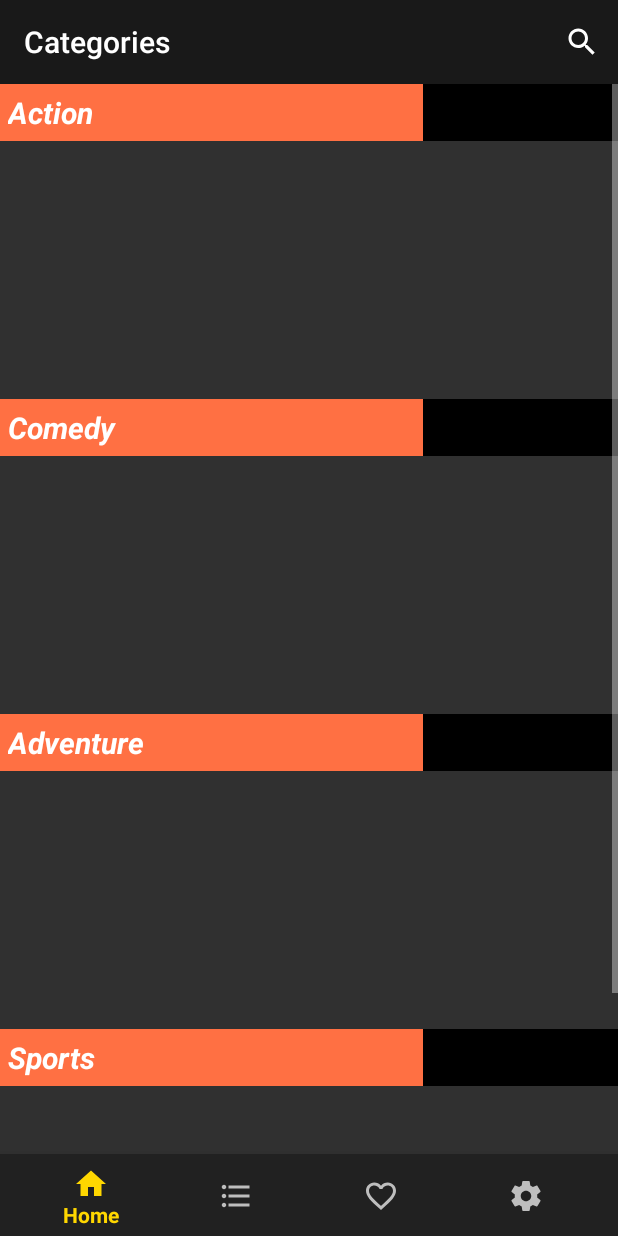
After one commit to sun100899/BTLAndroidNhom7, an Android app: the fragment CategoriesFragment placed in its activity, on a phone screen of 412 x 824 dp. The commit adds this screen. Run offline under Robolectric (Android 15) with nearby library versions, the phone set to English and light mode, and no system bars; our stand-ins replace Firebase (no records; nobody signed in at launch, a user with empty details on screens opened directly); libraries missing offline, so code that uses them is left out: ss.com.bannerslider; pictures from the network do not load; 4 statements that could not run were skipped.

Commit message:
'categories'

```diff
--- a/app/build.gradle
+++ b/app/build.gradle
@@ -37,6 +37,7 @@ dependencies {
     implementation 'com.google.android.material:material:1.3.0'
     implementation 'androidx.constraintlayout:constraintlayout:2.0.4'
     implementation 'androidx.coordinatorlayout:coordinatorlayout:1.1.0'
+    implementation 'androidx.recyclerview:recyclerview:1.1.0'
     testImplementation 'junit:junit:4.+'
     androidTestImplementation 'androidx.test.ext:junit:1.1.2'
     androidTestImplementation 'androidx.test.espresso:espresso-core:3.3.0'
@@ -61,5 +62,5 @@ dependencies {
     implementation 'com.google.firebase:firebase-database:16.0.6'
     implementation 'com.google.firebase:firebase-messaging:17.4.0'
     implementation 'com.google.firebase:firebase-storage:16.1.0'
-
+    implementation 'com.miguelcatalan:materialsearchview:1.4.0'
 }
--- a/app/src/main/AndroidManifest.xml
+++ b/app/src/main/AndroidManifest.xml
@@ -16,6 +16,7 @@
         <activity android:name=".View.RegisterActivity" />
         <activity android:name=".View.ChaptersActivity" />
         <activity android:name=".View.ViewComicActivity" />
+        <activity android:name=".View.SearchActivity" />
         <activity android:name=".MainActivity">
             <intent-filter>
                 <action android:name="android.intent.action.MAIN" />
--- a/app/src/main/java/com/example/btlandroidnhom7/MainActivity.java
+++ b/app/src/main/java/com/example/btlandroidnhom7/MainActivity.java
@@ -16,6 +16,7 @@ import android.widget.FrameLayout;
 import android.widget.LinearLayout;
 
 import com.example.btlandroidnhom7.View.StartActivity;
+import com.example.btlandroidnhom7.fragment.CategoriesFragment;
 import com.example.btlandroidnhom7.fragment.HomeFragment;
 import com.example.btlandroidnhom7.fragment.SettingsFragment;
 import com.example.btlandroidnhom7.receiver.NetworkChangeReceiver;
@@ -50,6 +51,9 @@ public class MainActivity extends AppCompatActivity {
                 switch (menuItem.getItemId()) {
                     case R.id.nav_home:
                         setFragment(HomeFragment.newInstance());
+                        return true;
+                    case R.id.nav_categories:
+                        setFragment(CategoriesFragment.newInstance());
                         return true;
                     case R.id.nav_settings:
                         setFragment(SettingsFragment.newInstance());
--- /dev/null
+++ b/app/src/main/java/com/example/btlandroidnhom7/fragment/CategoriesFragment.java
@@ -0,0 +1,172 @@
+package com.example.btlandroidnhom7.fragment;
+
+import android.content.Intent;
+import android.os.Bundle;
+import androidx.annotation.NonNull;
+import androidx.annotation.Nullable;
+import androidx.fragment.app.Fragment;
+import androidx.appcompat.app.AppCompatActivity;
+import androidx.recyclerview.widget.LinearLayoutManager;
+import androidx.recyclerview.widget.RecyclerView;
+import androidx.appcompat.widget.Toolbar;
+import android.util.Log;
+import android.view.LayoutInflater;
+import android.view.Menu;
+import android.view.MenuInflater;
+import android.view.MenuItem;
+import android.view.View;
+import android.view.ViewGroup;
+import android.widget.ScrollView;
+import android.widget.Toast;
+
+import com.example.btlandroidnhom7.R;
+import com.example.btlandroidnhom7.SupportClass;
+import com.example.btlandroidnhom7.adapter.MyComicAdapter;
+import com.example.btlandroidnhom7.dialog.ProgressLoading;
+import com.example.btlandroidnhom7.model.Comic;
+import com.example.btlandroidnhom7.View.SearchActivity;
+import com.google.firebase.database.DataSnapshot;
+import com.google.firebase.database.DatabaseError;
+import com.google.firebase.database.DatabaseReference;
+import com.google.firebase.database.FirebaseDatabase;
+import com.google.firebase.database.ValueEventListener;
+
+import java.util.ArrayList;
+
+
+public class CategoriesFragment extends Fragment {
+    private MyComicAdapter comedyAdapter, adventureAdapter, actionAdapter, sportsAdapter;
+    private RecyclerView recycler_action, recycler_adventure, recycler_comedy, recycler_sports;
+    private Toolbar toolbar_categories;
+    private DatabaseReference mComic;
+    public ScrollView scrollView;
+    public static CategoriesFragment newInstance() {
+        CategoriesFragment categoriesFragment = new CategoriesFragment();
+        return categoriesFragment;
+    }
+
+
+
+
+    @Nullable
+    @Override
+    public View onCreateView(@NonNull LayoutInflater inflater, @Nullable ViewGroup container, @Nullable Bundle savedInstanceState) {
+        View view = inflater.inflate(R.layout.categories_fragment, container, false);
+        initView(view);
+        getActivity().invalidateOptionsMenu();
+        setHasOptionsMenu(true);
+        if(SupportClass.isOnline) {
+            ProgressLoading.show(getContext());
+        }
+        fetchComicData();
+        return view;
+    }
+
+
+
+    private void setAdapter() {
+        comedyAdapter = new MyComicAdapter(getContext(), SupportClass.comedyList);
+        recycler_comedy.setAdapter(comedyAdapter);
+        adventureAdapter = new MyComicAdapter(getContext(), SupportClass.adventureList);
+        recycler_adventure.setAdapter(adventureAdapter);
+        sportsAdapter = new MyComicAdapter(getContext(), SupportClass.sportsList);
+        recycler_sports.setAdapter(sportsAdapter);
+        actionAdapter = new MyComicAdapter(getContext(), SupportClass.actionList);
+        recycler_action.setAdapter(actionAdapter);
+    }
+
+    private void setLayoutManager() {
+        recycler_comedy.setHasFixedSize(true);
+        recycler_adventure.setHasFixedSize(true);
+        recycler_sports.setHasFixedSize(true);
+        recycler_action.setHasFixedSize(true);
+        RecyclerView.LayoutManager lmComedy = new LinearLayoutManager(getContext(), LinearLayoutManager.HORIZONTAL, false);
+        RecyclerView.LayoutManager lmAdventure = new LinearLayoutManager(getContext(), LinearLayoutManager.HORIZONTAL, false);
+        RecyclerView.LayoutManager lmSports = new LinearLayoutManager(getContext(), LinearLayoutManager.HORIZONTAL, false);
+        RecyclerView.LayoutManager lmAction = new LinearLayoutManager(getContext(), LinearLayoutManager.HORIZONTAL, false);
+        recycler_comedy.setLayoutManager(lmComedy);
+        recycler_adventure.setLayoutManager(lmAdventure);
+        recycler_sports.setLayoutManager(lmSports);
+        recycler_action.setLayoutManager(lmAction);
+    }
+
+    private void fetchComicData() {
+        mComic = FirebaseDatabase.getInstance().getReference().child("Comic");
+
+        mComic.addListenerForSingleValueEvent(new ValueEventListener() {
+            @Override
+            public void onDataChange(@NonNull DataSnapshot dataSnapshot) {
+
+                for(DataSnapshot data: dataSnapshot.getChildren()) {
+                    Comic comic = data.getValue(Comic.class);
+                    for(String category: comic.getCategories()) {
+                        if(category.equals("Comedy")) {
+                            if(!isExist(comic, SupportClass.comedyList)) SupportClass.comedyList.add(comic);
+                        }
+                        if(category.equals("Adventure")) {
+                            if(!isExist(comic, SupportClass.adventureList)) SupportClass.adventureList.add(comic);
+                        }
+                        if(category.equals("Action")) {
+                            if(!isExist(comic, SupportClass.actionList)) SupportClass.actionList.add(comic);
+                        }
+                        if(category.equals("Sports")) {
+                            if(!isExist(comic, SupportClass.sportsList)) SupportClass.sportsList.add(comic);
+                        }
+                    }
+                }
+                setLayoutManager();
+                try {
+                    setAdapter();
+                } catch (Exception e) {
+                    Log.i("EXCEPTION", e.getMessage());
+                }
+                ProgressLoading.dismiss();
+            }
+
+            @Override
+            public void onCancelled(@NonNull DatabaseError databaseError) {
+                Toast.makeText(getContext(), ""+ databaseError.getMessage(), Toast.LENGTH_LONG).show();
+            }
+        });
+    }
+
+    private boolean isExist(Comic comic, ArrayList<Comic> listComic) {
+        for(Comic cm: listComic) {
+            if(cm.getImage().equals(comic.getImage())) {
+                return true;
+            }
+        }
+        return false;
+    }
+
+
+    private void initView(View view) {
+        recycler_action = view.findViewById(R.id.recycler_action_categories);
+        recycler_adventure = view.findViewById(R.id.recycler_adventure_categories);
+        recycler_comedy = view.findViewById(R.id.recycler_comedy_categories);
+        recycler_sports = view.findViewById(R.id.recycler_sports_categories);
+        toolbar_categories = view.findViewById(R.id.toolbar_categories);
+        ((AppCompatActivity)getActivity()).setSupportActionBar(toolbar_categories);
+
+        scrollView = view.findViewById(R.id.scroll_view);
+    }
+
+
+    @Override
+    public void onCreateOptionsMenu(Menu menu, MenuInflater inflater) {
+        super.onCreateOptionsMenu(menu, inflater);
+        inflater.inflate(R.menu.search_item, menu);
+    }
+
+    @Override
+    public boolean onOptionsItemSelected(MenuItem item) {
+        switch (item.getItemId()) {
+            case R.id.search_home:
+                Intent intent = new Intent(getContext(), SearchActivity.class);
+                startActivity(intent);
+                return true;
+            default:
+                return super.onOptionsItemSelected(item);
+        }
+    }
+}
--- /dev/null
+++ b/app/src/main/res/drawable-v24/horizontal_line.xml
@@ -0,0 +1,15 @@
+<?xml version="1.0" encoding="utf-8"?>
+<layer-list xmlns:android="http://schemas.android.com/apk/res/android">
+
+    <item android:left="20dip">
+        <shape android:shape="rectangle">
+            <solid android:color="#000000"/>
+        </shape>
+    </item>
+
+    <item android:right="130dip">
+        <shape android:shape="rectangle">
+            <solid android:color="#FF7043"/>
+        </shape>
+    </item>
+</layer-list>
--- a/app/src/main/res/layout/activity_main.xml
+++ b/app/src/main/res/layout/activity_main.xml
@@ -15,13 +15,14 @@
 
     <com.google.android.material.bottomnavigation.BottomNavigationView
         android:id="@+id/nav_main"
-        app:menu="@menu/nav_item"
+        android:layout_width="match_parent"
+        android:layout_height="?attr/actionBarSize"
+        android:layout_alignParentBottom="true"
+        android:layout_marginBottom="-1dp"
         android:background="@color/background_bottom_navigationbar"
         app:itemIconTint="@drawable/bottom_navigation_selector"
         app:itemTextColor="@drawable/bottom_navigation_selector"
-        android:layout_alignParentBottom="true"
-        android:layout_width="match_parent"
-        android:layout_height="?attr/actionBarSize"/>
+        app:menu="@menu/nav_item" />
 
     <LinearLayout
         android:id="@+id/no_internet"
--- /dev/null
+++ b/app/src/main/res/layout/categories_fragment.xml
@@ -0,0 +1,108 @@
+<?xml version="1.0" encoding="utf-8"?>
+<RelativeLayout xmlns:android="http://schemas.android.com/apk/res/android"
+    android:layout_width="match_parent"
+    android:layout_height="match_parent"
+    xmlns:app="http://schemas.android.com/apk/res-auto">
+
+
+    <androidx.appcompat.widget.Toolbar
+    android:id="@+id/toolbar_categories"
+    android:layout_width="match_parent"
+    android:layout_height="?actionBarSize"
+    app:title="Categories"
+    app:popupTheme="@style/AppTheme.AppBarOverlay"
+    android:background="@color/primaryDarkColor"
+    app:titleTextColor="@color/primaryTextColor">
+    </androidx.appcompat.widget.Toolbar>
+
+    <ScrollView
+        android:id="@+id/scroll_view"
+        android:layout_below="@id/toolbar_categories"
+        android:orientation="vertical"
+        android:layout_width="match_parent"
+        android:layout_height="wrap_content">
+
+        <LinearLayout
+            android:orientation="vertical"
+            android:layout_width="match_parent"
+            android:layout_height="wrap_content">
+            <LinearLayout
+                android:orientation="vertical"
+                android:layout_width="match_parent"
+                android:layout_height="wrap_content">
+                <TextView
+                    android:textStyle="bold|italic"
+                    android:background="@drawable/horizontal_line"
+                    android:textSize="20sp"
+                    android:padding="5dp"
+                    android:text="Action"
+                    android:textColor="@color/primaryTextColor"
+                    android:layout_width="match_parent"
+                    android:layout_height="wrap_content" />
+                <androidx.recyclerview.widget.RecyclerView
+                    android:id="@+id/recycler_action_categories"
+                    android:layout_width="match_parent"
+                    android:layout_height="172dp">
+                </androidx.recyclerview.widget.RecyclerView>
+            </LinearLayout>
+
+            <LinearLayout
+                android:orientation="vertical"
+                android:layout_width="match_parent"
+                android:layout_height="wrap_content">
+                <TextView
+                    android:textStyle="bold|italic"
+                    android:background="@drawable/horizontal_line"
+                    android:padding="5dp"
+                    android:text="Comedy"
+                    android:textColor="@color/primaryTextColor"
+                    android:textSize="20sp"
+                    android:layout_width="match_parent"
+                    android:layout_height="wrap_content" />
+                <androidx.recyclerview.widget.RecyclerView
+                    android:id="@+id/recycler_comedy_categories"
+                    android:layout_width="match_parent"
+                    android:layout_height="172dp"/>
+            </LinearLayout>
+
+            <LinearLayout
+                android:orientation="vertical"
+                android:layout_width="match_parent"
+                android:layout_height="wrap_content">
+                <TextView
+                    android:textStyle="bold|italic"
+                    android:background="@drawable/horizontal_line"
+                    android:text="Adventure"
+                    android:padding="5dp"
+                    android:textColor="@color/primaryTextColor"
+                    android:textSize="20sp"
+                    android:layout_width="match_parent"
+                    android:layout_height="wrap_content" />
+                <androidx.recyclerview.widget.RecyclerView
+                    android:id="@+id/recycler_adventure_categories"
+                    android:layout_width="match_parent"
+                    android:layout_height="172dp"/>
+            </LinearLayout>
+
+            <LinearLayout
+                android:orientation="vertical"
+                android:layout_width="match_parent"
+                android:layout_height="match_parent">
+                <TextView
+                    android:textStyle="bold|italic"
+                    android:background="@drawable/horizontal_line"
+                    android:text="Sports"
+                    android:textColor="@color/primaryTextColor"
+                    android:padding="5dp"
+                    android:textSize="20sp"
+                    android:layout_width="match_parent"
+                    android:layout_height="wrap_content" />
+                <androidx.recyclerview.widget.RecyclerView
+                    android:id="@+id/recycler_sports_categories"
+                    android:layout_width="match_parent"
+                    android:layout_height="172dp"/>
+            </LinearLayout>
+        </LinearLayout>
+
+    </ScrollView>
+</RelativeLayout>
```
Also changed, not shown: app/src/main/java/com/example/btlandroidnhom7/View/SearchActivity.java (added, +107 -0 lines), app/src/main/res/layout/search_comic_activity.xml (added, +41 -0 lines).
